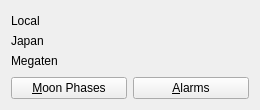
Qt form client/ui/Clock.ui (erikku/frosty) before a commit.
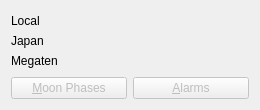
The same form after that commit.

Patch:
```diff
--- a/client/ui/Clock.ui
+++ b/client/ui/Clock.ui
@@ -91,6 +91,9 @@
     <layout class="QHBoxLayout">
      <item>
       <widget class="QPushButton" name="moonPhasesButton">
+       <property name="enabled">
+        <bool>false</bool>
+       </property>
        <property name="text">
         <string>&amp;Moon Phases</string>
        </property>
@@ -101,6 +104,9 @@
      </item>
      <item>
       <widget class="QPushButton" name="alarmsButton">
+       <property name="enabled">
+        <bool>false</bool>
+       </property>
        <property name="text">
         <string>&amp;Alarms</string>
        </property>
```
